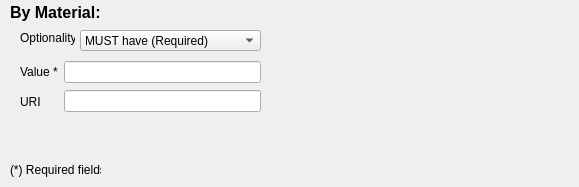
Old version of the form GUI_Windows/Filters-Requirements/by_material.ui in the repository ivanfelipeib/Masterarbeit.
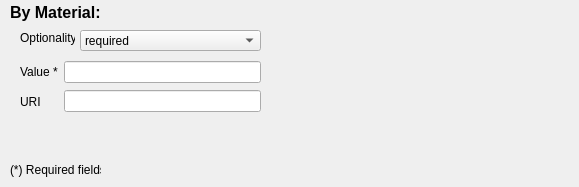
New version of the form.

The edit to the form file:
```diff
--- a/GUI_Windows/Filters-Requirements/by_material.ui
+++ b/GUI_Windows/Filters-Requirements/by_material.ui
@@ -99,7 +99,7 @@
     </property>
     <item>
      <property name="text">
-      <string>MUST have (Required)</string>
+      <string>required</string>
      </property>
     </item>
     <item>
```
Left out of the diff: 4 changed lines with no effect on the pictures.
